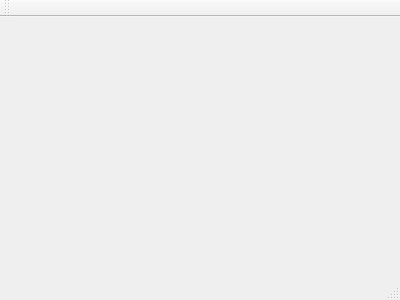
First picture: the form in mainwindow.ui, repository kennyseyes/GrammarAnalyze, before the edit.
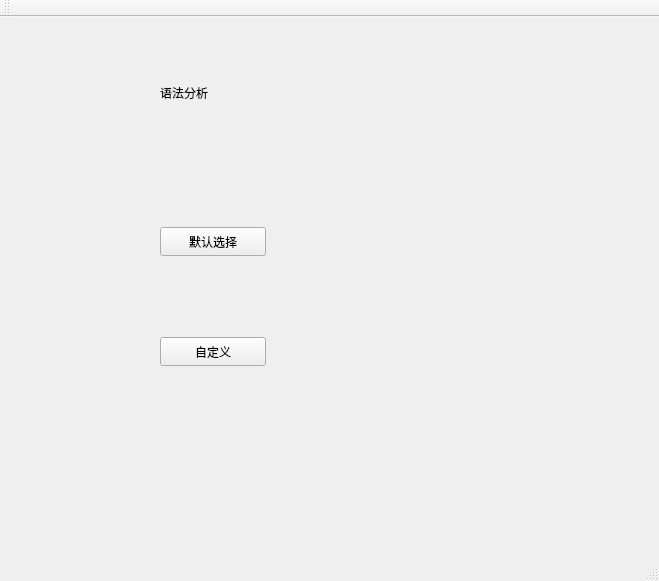
Second picture: the form after the edit.

```diff
--- a/mainwindow.ui
+++ b/mainwindow.ui
@@ -1,24 +1,79 @@
 <ui version="4.0">
  <class>MainWindow</class>
- <widget class="QMainWindow" name="MainWindow" >
-  <property name="geometry" >
+ <widget class="QMainWindow" name="MainWindow">
+  <property name="geometry">
    <rect>
     <x>0</x>
     <y>0</y>
-    <width>400</width>
-    <height>300</height>
+    <width>659</width>
+    <height>581</height>
    </rect>
   </property>
   <property name="windowTitle" >
    <string>MainWindow</string>
   </property>
-  <widget class="QMenuBar" name="menuBar" />
-  <widget class="QToolBar" name="mainToolBar" />
-  <widget class="QWidget" name="centralWidget" />
-  <widget class="QStatusBar" name="statusBar" />
+  <widget class="QWidget" name="centralWidget">
+   <widget class="QLabel" name="label">
+    <property name="geometry">
+     <rect>
+      <x>160</x>
+      <y>40</y>
+      <width>181</width>
+      <height>71</height>
+     </rect>
+    </property>
+    <property name="text">
+     <string>语法分析</string>
+    </property>
+   </widget>
+   <widget class="QPushButton" name="default_2">
+    <property name="geometry">
+     <rect>
+      <x>160</x>
+      <y>210</y>
+      <width>106</width>
+      <height>29</height>
+     </rect>
+    </property>
+    <property name="text">
+     <string>默认选择</string>
+    </property>
+   </widget>
+   <widget class="QPushButton" name="custom">
+    <property name="geometry">
+     <rect>
+      <x>160</x>
+      <y>320</y>
+      <width>106</width>
+      <height>29</height>
+     </rect>
+    </property>
+    <property name="text">
+     <string>自定义</string>
+    </property>
+   </widget>
+  </widget>
+  <widget class="QMenuBar" name="menuBar">
+   <property name="geometry">
+    <rect>
+     <x>0</x>
+     <y>0</y>
+     <width>659</width>
+     <height>32</height>
+    </rect>
+   </property>
+  </widget>
+  <widget class="QToolBar" name="mainToolBar">
+   <attribute name="toolBarArea">
+    <enum>TopToolBarArea</enum>
+   </attribute>
+   <attribute name="toolBarBreak">
+    <bool>false</bool>
+   </attribute>
+  </widget>
+  <widget class="QStatusBar" name="statusBar"/>
  </widget>
- <layoutDefault spacing="6" margin="11" />
- <pixmapfunction></pixmapfunction>
+ <layoutdefault spacing="6" margin="11"/>
  <resources/>
  <connections/>
 </ui>
```
Left out of the diff: 3 changed lines with no effect on the pictures.
